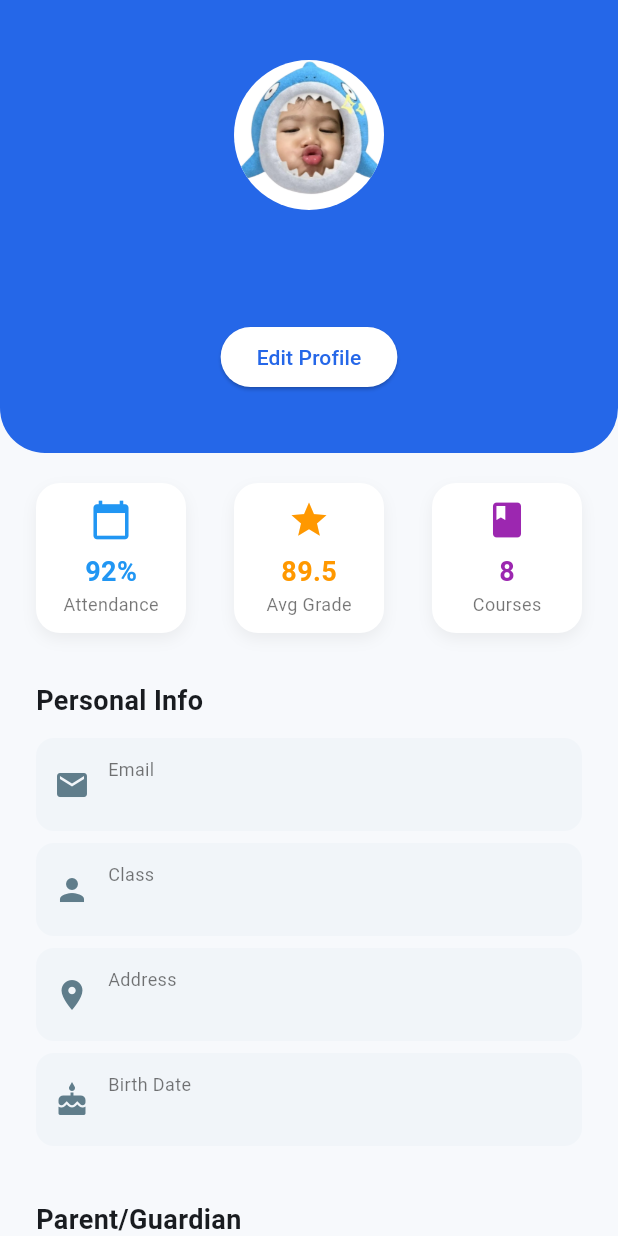
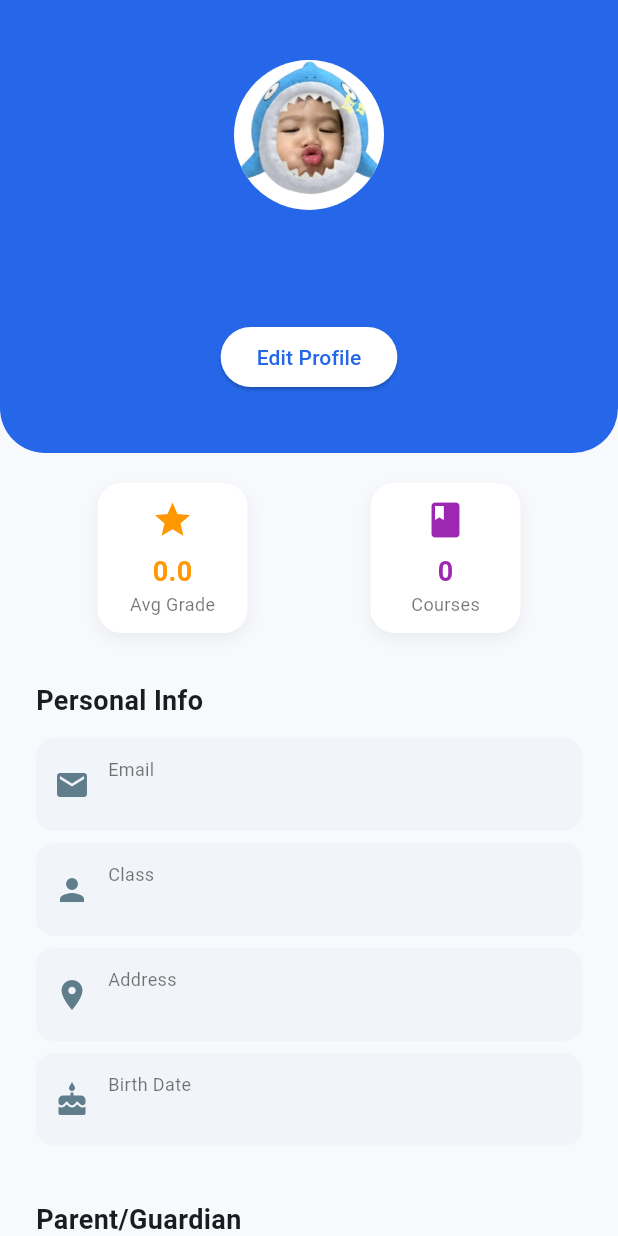
Before and after one commit to ProjectABEE/EduSmart-Firebase, a Flutter app: the ProfilePage screen opened directly, on a phone screen of 412 x 824 dp. Run offline on Flutter 3.47's test engine with Material 3 defaults, Android fonts, the phone set to English and light mode, and no system bars; our stand-ins replace cloud_firestore, firebase_auth, firebase_core, google_nav_bar, image_picker, shared_preferences and 1 more; accounts and stored records are empty; network calls fail.

Commit message:
update login logo statcard profile dll

```diff
--- a/lib/view/auth/loginedu.dart
+++ b/lib/view/auth/loginedu.dart
@@ -56,7 +56,7 @@ class _LoginEduState extends State<LoginEdu> {
           child: Column(
             mainAxisAlignment: MainAxisAlignment.center,
             children: [
-              SizedBox(height: 20),
+              SizedBox(height: 100),
               Image.asset("assets/images/EduSmart.png", scale: 12),
               SizedBox(height: 4),
               // Kotak login
--- a/lib/view/siswa/profile/profile.dart
+++ b/lib/view/siswa/profile/profile.dart
@@ -1,4 +1,6 @@
 import 'package:edusmart/preferences/preferences_handler.dart';
+import 'package:edusmart/providers/grade_provider.dart';
+import 'package:edusmart/providers/schedule_provider.dart';
 import 'package:edusmart/view/auth/loginedu.dart';
 import 'package:edusmart/view/siswa/profile/editprofile.dart';
 import 'package:edusmart/widget/WidgetStatistic.dart';
@@ -139,21 +141,66 @@ class ProfilePage extends StatelessWidget {
                   Padding(
                     padding: const EdgeInsets.symmetric(horizontal: 24),
                     child: Row(
-                      mainAxisAlignment: MainAxisAlignment.spaceBetween,
+                      mainAxisAlignment: MainAxisAlignment.spaceAround,
                       children: [
-                        statCard(
-                          "92%",
-                          "Attendance",
-                          Icons.calendar_today,
-                          Colors.blue,
+                        // statCard(
+                        //   "92%",
+                        //   "Attendance",
+                        //   Icons.calendar_today,
+                        //   Colors.blue,
+                        // ),
+                        Consumer2<GradeProvider, UserProvider>(
+                          builder: (context, gradeProvider, userProvider, _) {
+                            final student = userProvider.student;
+                            if (student == null) return SizedBox();
+
+                            return FutureBuilder<double>(
+                              future: gradeProvider.getAverageGrade(
+                                student.id!,
+                              ),
+                              builder: (context, snapshot) {
+                                if (!snapshot.hasData) {
+                                  return statCard(
+                                    "--", // sementara
+                                    "Avg Grade",
+                                    Icons.star,
+                                    Colors.orange,
+                                  );
+                                }
+
+                                final avg = snapshot.data!.toStringAsFixed(1);
+
+                                return statCard(
+                                  avg, // ⬅️ sekarang dynamic!
+                                  "Avg Grade",
+                                  Icons.star,
+                                  Colors.orange,
+                                );
+                              },
+                            );
+                          },
                         ),
-                        statCard(
-                          "89.5",
-                          "Avg Grade",
-                          Icons.star,
-                          Colors.orange,
+                        Consumer<ScheduleProvider>(
+                          builder: (context, provider, _) {
+                            return StreamBuilder<int>(
+                              stream: provider.streamTotalSubjects(),
+                              builder: (context, snapshot) {
+                                final count = snapshot.hasData
+                                    ? snapshot.data.toString()
+                                    : "--";
+
+                                return statCard(
+                                  count,
+                                  "Courses",
+                                  Icons.book,
+                                  Colors.purple,
+                                );
+                              },
+                            );
+                          },
                         ),
-                        statCard("8", "Courses", Icons.book, Colors.purple),
+
+                        //statCard("8", "Courses", Icons.book, Colors.purple),
                       ],
                     ),
                   ),
--- a/pubspec.yaml
+++ b/pubspec.yaml
@@ -57,7 +57,7 @@ dev_dependencies:
 flutter_launcher_icons:
   android: "launcher_icon"
   ios: true
-  image_path: "assets/images/logo512.png"
+  image_path: "assets/images/logoedufinal.png"
   min_sdk_android: 21
 # For information on the generic Dart part of this file, see the
 # following page: https://dart.dev/tools/pub/pubspec
```
Also changed, not shown: lib/providers/schedule_provider.dart (+7 -0 lines), lib/view/siswa/grades.dart (+16 -7 lines), lib/view/siswa/homepage.dart (+11 -1 lines), assets/images/logoedufinal.png (added).
